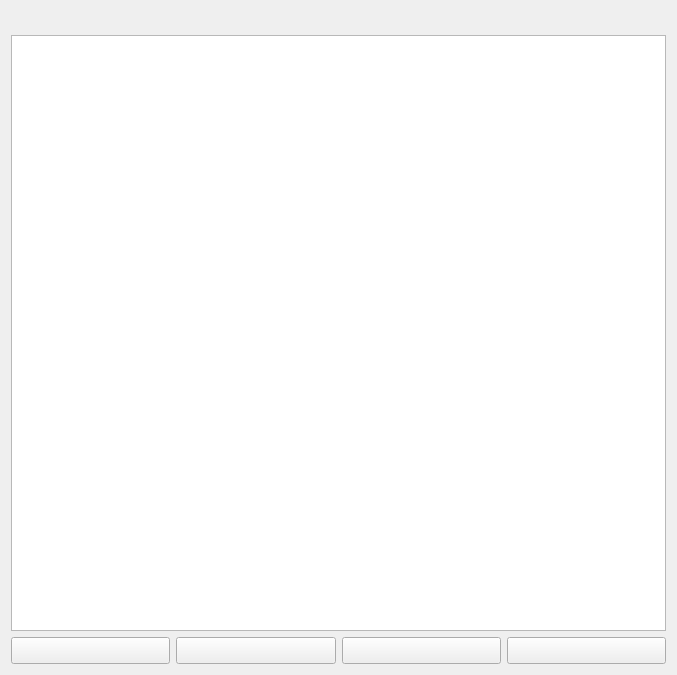
This is qt_project/picmerge/picmergeview.ui in RockyChing/qt_play as Qt 5 draws it before an edit. The edited form follows.
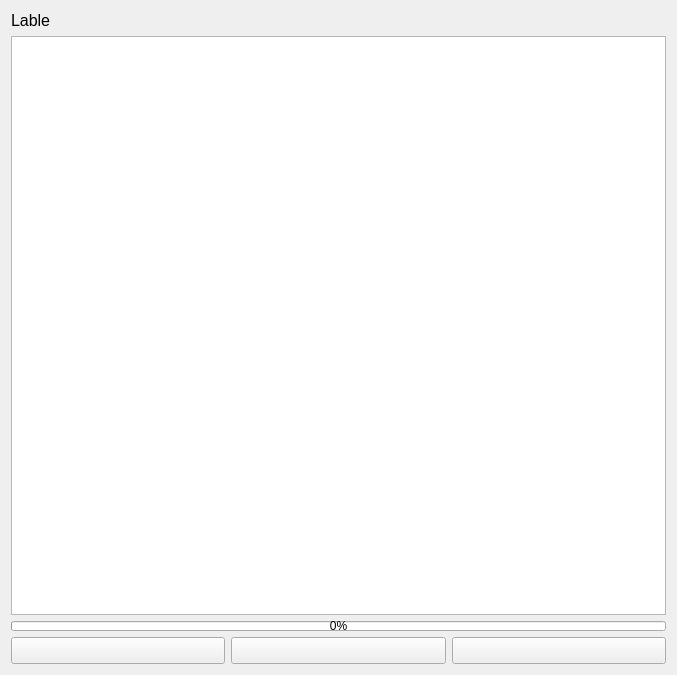
This is the edited form. Icons and pictures are not drawn.

Commit message: Release V1.3.0: Add PicMerge tool

Patch:
```diff
--- a/qt_project/picmerge/picmergeview.ui
+++ b/qt_project/picmerge/picmergeview.ui
@@ -26,14 +26,32 @@
       </font>
      </property>
      <property name="text">
-      <string/>
+      <string>Lable</string>
      </property>
     </widget>
    </item>
    <item>
-    <widget class="QTextBrowser" name="textBrowser">
-     <property name="documentTitle">
-      <string>图片合并</string>
+    <widget class="QPlainTextEdit" name="infoText">
+     <property name="font">
+      <font>
+       <pointsize>12</pointsize>
+      </font>
+     </property>
+     <property name="readOnly">
+      <bool>true</bool>
+     </property>
+    </widget>
+   </item>
+   <item>
+    <widget class="QProgressBar" name="mergeProgress">
+     <property name="maximumSize">
+      <size>
+       <width>16777215</width>
+       <height>10</height>
+      </size>
+     </property>
+     <property name="value">
+      <number>0</number>
      </property>
     </widget>
    </item>
@@ -84,29 +102,7 @@
       </widget>
      </item>
      <item>
-      <widget class="QPushButton" name="btnPoGAdd">
-       <property name="font">
-        <font>
-         <pointsize>12</pointsize>
-        </font>
-       </property>
-       <property name="text">
-        <string/>
-       </property>
-       <property name="icon">
-        <iconset resource="../resources.qrc">
-         <normaloff>:/res/images/icon_add-row.png</normaloff>:/res/images/icon_add-row.png</iconset>
-       </property>
-       <property name="iconSize">
-        <size>
-         <width>48</width>
-         <height>48</height>
-        </size>
-       </property>
-      </widget>
-     </item>
-     <item>
-      <widget class="QPushButton" name="btnPogDel">
+      <widget class="QPushButton" name="btnInfoClear">
        <property name="font">
         <font>
          <pointsize>12</pointsize>
```
Left out of the diff: 8 changed lines with no effect on the pictures. The commit also changes 10 other files.
